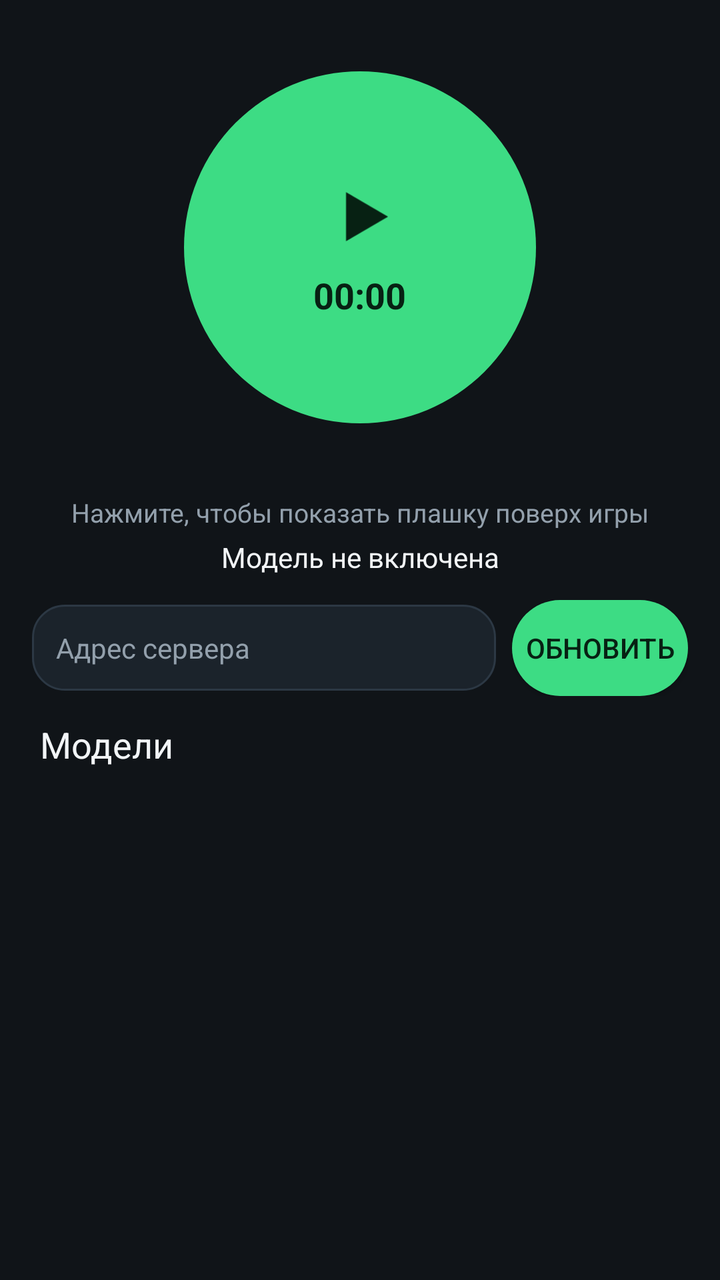
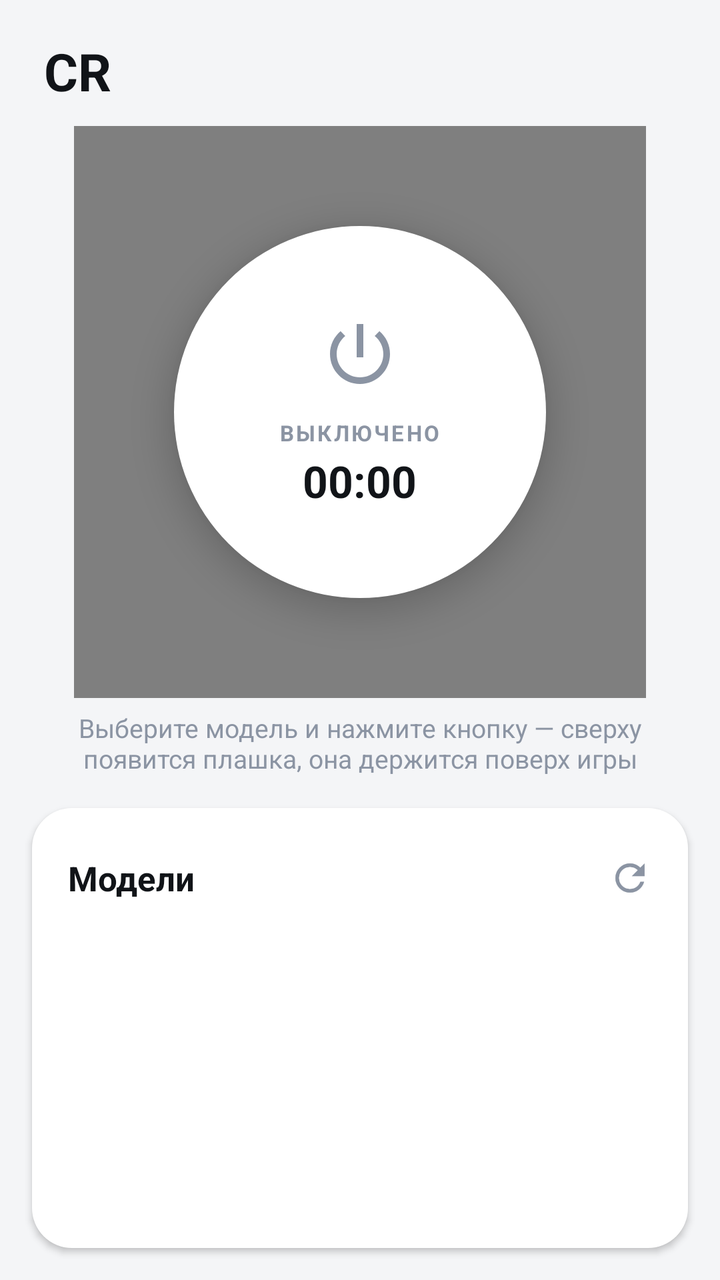

Before-and-after screenshots of an Android layout around one commit, followed by the original layout XML and the change that was made.
<!-- AndroidManifest.xml: application theme Theme.CRMod -->
<!-- res/layout/activity_main.xml -->
<?xml version="1.0" encoding="utf-8"?>
<LinearLayout xmlns:android="http://schemas.android.com/apk/res/android"
    android:layout_width="match_parent"
    android:layout_height="match_parent"
    android:background="@color/bg"
    android:orientation="vertical">

    <FrameLayout
        android:layout_width="match_parent"
        android:layout_height="0dp"
        android:layout_weight="1"
        android:minHeight="220dp">

        <LinearLayout
            android:id="@+id/power"
            android:layout_width="176dp"
            android:layout_height="176dp"
            android:layout_gravity="center"
            android:background="@drawable/bg_round"
            android:gravity="center"
            android:orientation="vertical">

            <ImageView
                android:id="@+id/powerIcon"
                android:layout_width="42dp"
                android:layout_height="42dp"
                android:contentDescription="Запустить"
                android:src="@drawable/ic_play" />

            <TextView
                android:id="@+id/timer"
                android:layout_width="wrap_content"
                android:layout_height="wrap_content"
                android:layout_marginTop="6dp"
                android:text="00:00"
                android:textColor="@color/ink"
                android:textSize="18sp"
                android:textStyle="bold" />
        </LinearLayout>
    </FrameLayout>

    <TextView
        android:id="@+id/hint"
        android:layout_width="match_parent"
        android:layout_height="wrap_content"
        android:gravity="center"
        android:paddingStart="24dp"
        android:paddingEnd="24dp"
        android:paddingBottom="4dp"
        android:text="Нажмите, чтобы показать плашку поверх игры"
        android:textColor="@color/muted"
        android:textSize="13sp" />

    <TextView
        android:id="@+id/status"
        android:layout_width="match_parent"
        android:layout_height="wrap_content"
        android:gravity="center"
        android:paddingBottom="12dp"
        android:text="Модель не включена"
        android:textColor="@color/text" />

    <LinearLayout
        android:layout_width="match_parent"
        android:layout_height="wrap_content"
        android:gravity="center_vertical"
        android:orientation="horizontal"
        android:paddingStart="16dp"
        android:paddingEnd="16dp"
        android:paddingBottom="12dp">

        <EditText
            android:id="@+id/server"
            android:layout_width="0dp"
            android:layout_height="wrap_content"
            android:layout_weight="1"
            android:autofillHints="no"
            android:background="@drawable/bg_card"
            android:hint="Адрес сервера"
            android:inputType="textUri"
            android:padding="12dp"
            android:textColor="@color/text"
            android:textColorHint="@color/muted"
            android:textSize="14sp" />

        <Button
            android:id="@+id/serverSave"
            android:layout_width="wrap_content"
            android:layout_height="wrap_content"
            android:layout_marginStart="8dp"
            android:background="@drawable/bg_button"
            android:text="Обновить"
            android:textColor="@color/ink" />
    </LinearLayout>

    <TextView
        android:layout_width="match_parent"
        android:layout_height="wrap_content"
        android:paddingStart="20dp"
        android:paddingEnd="20dp"
        android:paddingBottom="8dp"
        android:text="Модели"
        android:textColor="@color/text"
        android:textSize="18sp" />

    <androidx.recyclerview.widget.RecyclerView
        android:id="@+id/models"
        android:layout_width="match_parent"
        android:layout_height="0dp"
        android:layout_weight="1"
        android:clipToPadding="false"
        android:paddingStart="16dp"
        android:paddingEnd="16dp"
        android:paddingBottom="16dp" />
</LinearLayout>
<!-- resources referenced by this layout -->
<resources>
  <color name="bg">#101418</color>
  <color name="ink">#072113</color>
  <color name="muted">#93A0AC</color>
  <color name="text">#F2F5F7</color>
  <!-- drawable bg_button (drawable) -->
  <shape xmlns:android="http://schemas.android.com/apk/res/android">
      <solid android:color="#3DDC84" />
      <corners android:radius="999dp" />
  </shape>
  <!-- drawable bg_card (drawable) -->
  <shape xmlns:android="http://schemas.android.com/apk/res/android">
      <solid android:color="#1B232B" />
      <corners android:radius="16dp" />
      <stroke
          android:width="1dp"
          android:color="#2C3844" />
  </shape>
  <!-- drawable bg_round (drawable) -->
  <shape xmlns:android="http://schemas.android.com/apk/res/android"
      android:shape="oval">
      <solid android:color="#3DDC84" />
  </shape>
  <!-- drawable ic_play (drawable) -->
  <vector xmlns:android="http://schemas.android.com/apk/res/android"
      android:width="36dp"
      android:height="36dp"
      android:viewportWidth="24"
      android:viewportHeight="24">
      <path
          android:fillColor="#072113"
          android:pathData="M8,5l12,7l-12,7z" />
  </vector>
  <style name="Theme.CRMod" parent="Theme.AppCompat.NoActionBar">
          <item name="android:windowBackground">@color/bg</item>
          <item name="android:statusBarColor">@color/bg</item>
          <item name="android:navigationBarColor">@color/bg</item>
          <item name="android:textColor">@color/text</item>
          <item name="colorAccent">@color/accent</item>
      </style>
  <color name="accent">#3DDC84</color>
</resources>

<!-- the commit's change to res/layout/activity_main.xml (unified diff, before → after) -->
@@ -1,40 +1,73 @@
 <?xml version="1.0" encoding="utf-8"?>
 <LinearLayout xmlns:android="http://schemas.android.com/apk/res/android"
+    xmlns:app="http://schemas.android.com/apk/res-auto"
     android:layout_width="match_parent"
     android:layout_height="match_parent"
     android:background="@color/bg"
     android:orientation="vertical">
 
+    <TextView
+        android:layout_width="wrap_content"
+        android:layout_height="wrap_content"
+        android:layout_marginStart="22dp"
+        android:layout_marginTop="18dp"
+        android:text="@string/app_name"
+        android:textColor="@color/text"
+        android:textSize="26sp"
+        android:textStyle="bold" />
+
     <FrameLayout
         android:layout_width="match_parent"
-        android:layout_height="0dp"
-        android:layout_weight="1"
-        android:minHeight="220dp">
+        android:layout_height="wrap_content"
+        android:layout_marginTop="10dp"
+        android:paddingBottom="6dp">
+
+        <ru.crmod.app.PowerRingView
+            android:id="@+id/rings"
+            android:layout_width="286dp"
+            android:layout_height="286dp"
+            android:layout_gravity="center" />
 
         <LinearLayout
             android:id="@+id/power"
-            android:layout_width="176dp"
-            android:layout_height="176dp"
+            android:layout_width="186dp"
+            android:layout_height="186dp"
             android:layout_gravity="center"
-            android:background="@drawable/bg_round"
+            android:background="@drawable/bg_power"
+            android:clickable="true"
+            android:elevation="10dp"
+            android:focusable="true"
             android:gravity="center"
             android:orientation="vertical">
 
             <ImageView
                 android:id="@+id/powerIcon"
-                android:layout_width="42dp"
-                android:layout_height="42dp"
-                android:contentDescription="Запустить"
-                android:src="@drawable/ic_play" />
+                android:layout_width="40dp"
+                android:layout_height="40dp"
+                android:contentDescription="@string/power"
+                android:src="@drawable/ic_power"
+                app:tint="@color/muted" />
+
+            <TextView
+                android:id="@+id/state"
+                android:layout_width="wrap_content"
+                android:layout_height="wrap_content"
+                android:layout_marginTop="12dp"
+                android:letterSpacing="0.1"
+                android:text="@string/state_off"
+                android:textColor="@color/muted"
+                android:textSize="11sp"
+                android:textStyle="bold" />
 
             <TextView
                 android:id="@+id/timer"
                 android:layout_width="wrap_content"
                 android:layout_height="wrap_content"
-                android:layout_marginTop="6dp"
-                android:text="00:00"
-                android:textColor="@color/ink"
-                android:textSize="18sp"
+                android:layout_marginTop="2dp"
+                android:fontFeatureSettings="tnum"
+                android:text="@string/zero_time"
+                android:textColor="@color/text"
+                android:textSize="22sp"
                 android:textStyle="bold" />
         </LinearLayout>
     </FrameLayout>
@@ -44,72 +77,71 @@
         android:layout_width="match_parent"
         android:layout_height="wrap_content"
         android:gravity="center"
-        android:paddingStart="24dp"
-        android:paddingEnd="24dp"
-        android:paddingBottom="4dp"
-        android:text="Нажмите, чтобы показать плашку поверх игры"
+        android:paddingStart="34dp"
+        android:paddingEnd="34dp"
+        android:paddingBottom="16dp"
+        android:text="@string/hint_off"
         android:textColor="@color/muted"
         android:textSize="13sp" />
 
-    <TextView
-        android:id="@+id/status"
-        android:layout_width="match_parent"
-        android:layout_height="wrap_content"
-        android:gravity="center"
-        android:paddingBottom="12dp"
-        android:text="Модель не включена"
-        android:textColor="@color/text" />
-
     <LinearLayout
         android:layout_width="match_parent"
-        android:layout_height="wrap_content"
-        android:gravity="center_vertical"
-        android:orientation="horizontal"
-        android:paddingStart="16dp"
-        android:paddingEnd="16dp"
-        android:paddingBottom="12dp">
+        android:layout_height="0dp"
+        android:layout_marginHorizontal="16dp"
+        android:layout_marginBottom="16dp"
+        android:layout_weight="1"
+        android:animateLayoutChanges="true"
+        android:background="@drawable/bg_card"
+        android:elevation="2dp"
+        android:orientation="vertical"
+        android:paddingVertical="8dp">
 
-        <EditText
-            android:id="@+id/server"
-            android:layout_width="0dp"
+        <LinearLayout
+            android:layout_width="match_parent"
             android:layout_height="wrap_content"
+            android:gravity="center_vertical"
+            android:orientation="horizontal"
+            android:paddingStart="18dp"
+            android:paddingTop="8dp"
+            android:paddingEnd="10dp"
+            android:paddingBottom="4dp">
+
+            <TextView
+                android:layout_width="0dp"
+                android:layout_height="wrap_content"
+                android:layout_weight="1"
+                android:text="@string/models"
+                android:textColor="@color/text"
+                android:textSize="17sp"
+                android:textStyle="bold" />
+
+            <ImageView
+                android:id="@+id/reload"
+                android:layout_width="38dp"
+                android:layout_height="38dp"
+                android:background="@drawable/bg_row"
+                android:contentDescription="@string/reload"
+                android:padding="8dp"
+                android:src="@drawable/ic_refresh"
+                app:tint="@color/muted" />
+        </LinearLayout>
+
+        <TextView
+            android:id="@+id/status"
+            android:layout_width="match_parent"
+            android:layout_height="wrap_content"
+            android:paddingHorizontal="18dp"
+            android:paddingBottom="6dp"
+            android:textColor="@color/muted"
+            android:textSize="13sp" />
+
+        <androidx.recyclerview.widget.RecyclerView
+            android:id="@+id/models"
+            android:layout_width="match_parent"
+            android:layout_height="0dp"
             android:layout_weight="1"
-            android:autofillHints="no"
-            android:background="@drawable/bg_card"
-            android:hint="Адрес сервера"
-            android:inputType="textUri"
-            android:padding="12dp"
-            android:textColor="@color/text"
-            android:textColorHint="@color/muted"
-            android:textSize="14sp" />
-
-        <Button
-            android:id="@+id/serverSave"
-            android:layout_width="wrap_content"
-            android:layout_height="wrap_content"
-            android:layout_marginStart="8dp"
-            android:background="@drawable/bg_button"
-            android:text="Обновить"
-            android:textColor="@color/ink" />
+            android:clipToPadding="false"
+            android:paddingHorizontal="8dp"
+            android:paddingBottom="8dp" />
     </LinearLayout>
-
-    <TextView
-        android:layout_width="match_parent"
-        android:layout_height="wrap_content"
-        android:paddingStart="20dp"
-        android:paddingEnd="20dp"
-        android:paddingBottom="8dp"
-        android:text="Модели"
-        android:textColor="@color/text"
-        android:textSize="18sp" />
-
-    <androidx.recyclerview.widget.RecyclerView
-        android:id="@+id/models"
-        android:layout_width="match_parent"
-        android:layout_height="0dp"
-        android:layout_weight="1"
-        android:clipToPadding="false"
-        android:paddingStart="16dp"
-        android:paddingEnd="16dp"
-        android:paddingBottom="16dp" />
 </LinearLayout>
<!-- resource entries referenced after the edit -->
@@ -1,44 +1,70 @@
 <!-- resources referenced by this layout -->
 <resources>
-  <color name="bg">#101418</color>
-  <color name="ink">#072113</color>
-  <color name="muted">#93A0AC</color>
-  <color name="text">#F2F5F7</color>
-  <!-- drawable bg_button (drawable) -->
-  <shape xmlns:android="http://schemas.android.com/apk/res/android">
-      <solid android:color="#3DDC84" />
-      <corners android:radius="999dp" />
+  <color name="bg">#F4F5F7</color>
+  <color name="muted">#8B94A3</color>
+  <color name="text">#111418</color>
+  <!-- drawable bg_card (drawable) -->
+  <shape xmlns:android="http://schemas.android.com/apk/res/android"
+      android:shape="rectangle">
+      <solid android:color="@color/surface" />
+      <corners android:radius="20dp" />
   </shape>
-  <!-- drawable bg_card (drawable) -->
-  <shape xmlns:android="http://schemas.android.com/apk/res/android">
-      <solid android:color="#1B232B" />
-      <corners android:radius="16dp" />
-      <stroke
-          android:width="1dp"
-          android:color="#2C3844" />
-  </shape>
-  <!-- drawable bg_round (drawable) -->
+  <!-- drawable bg_power (drawable) -->
   <shape xmlns:android="http://schemas.android.com/apk/res/android"
       android:shape="oval">
-      <solid android:color="#3DDC84" />
+      <solid android:color="@color/surface" />
   </shape>
-  <!-- drawable ic_play (drawable) -->
+  <!-- drawable bg_row (drawable) -->
+  <ripple xmlns:android="http://schemas.android.com/apk/res/android"
+      android:color="@color/line">
+      <item>
+          <shape android:shape="rectangle">
+              <solid android:color="@android:color/transparent" />
+              <corners android:radius="16dp" />
+          </shape>
+      </item>
+  </ripple>
+  <!-- drawable ic_power (drawable) -->
   <vector xmlns:android="http://schemas.android.com/apk/res/android"
-      android:width="36dp"
-      android:height="36dp"
+      android:width="24dp"
+      android:height="24dp"
       android:viewportWidth="24"
-      android:viewportHeight="24">
+      android:viewportHeight="24"
+      android:tint="#FFFFFF">
       <path
-          android:fillColor="#072113"
-          android:pathData="M8,5l12,7l-12,7z" />
+          android:fillColor="@android:color/white"
+          android:pathData="M13,3h-2v10h2V3zM17.83,5.17l-1.42,1.42C17.99,7.86 19,9.81 19,12c0,3.87 -3.13,7 -7,7s-7,-3.13 -7,-7c0,-2.19 1.01,-4.14 2.58,-5.42L6.17,5.17C4.23,6.82 3,9.26 3,12c0,4.97 4.03,9 9,9s9,-4.03 9,-9c0,-2.74 -1.23,-5.18 -3.17,-6.83z" />
   </vector>
-  <style name="Theme.CRMod" parent="Theme.AppCompat.NoActionBar">
+  <!-- drawable ic_refresh (drawable) -->
+  <vector xmlns:android="http://schemas.android.com/apk/res/android"
+      android:width="24dp"
+      android:height="24dp"
+      android:viewportWidth="24"
+      android:viewportHeight="24"
+      android:tint="#FFFFFF">
+      <path
+          android:fillColor="@android:color/white"
+          android:pathData="M17.65,6.35C16.2,4.9 14.21,4 12,4c-4.42,0 -7.99,3.58 -8,8s3.58,8 8,8c3.73,0 6.84,-2.55 7.73,-6h-2.08c-0.82,2.33 -3.04,4 -5.65,4 -3.31,0 -6,-2.69 -6,-6s2.69,-6 6,-6c1.66,0 3.14,0.69 4.22,1.78L13,11h7V4z" />
+  </vector>
+  <string name="app_name">CR</string>
+  <string name="hint_off">Выберите модель и нажмите кнопку — сверху появится плашка, она держится поверх игры</string>
+  <string name="models">Модели</string>
+  <string name="power">Запустить</string>
+  <string name="reload">Обновить список</string>
+  <string name="state_off">ВЫКЛЮЧЕНО</string>
+  <string name="zero_time">00:00</string>
+  <style name="Theme.CRMod" parent="Theme.Material3.Light.NoActionBar">
           <item name="android:windowBackground">@color/bg</item>
           <item name="android:statusBarColor">@color/bg</item>
           <item name="android:navigationBarColor">@color/bg</item>
+          <item name="android:windowLightStatusBar">true</item>
+          <item name="android:windowLightNavigationBar">true</item>
           <item name="android:textColor">@color/text</item>
-          <item name="colorAccent">@color/accent</item>
+          <item name="colorPrimary">@color/accent</item>
+          <item name="colorSecondary">@color/accent</item>
       </style>
-  <color name="accent">#3DDC84</color>
+  <color name="surface">#FFFFFF</color>
+  <color name="line">#E7E9ED</color>
+  <color name="accent">#12B76A</color>
 </resources>
 
